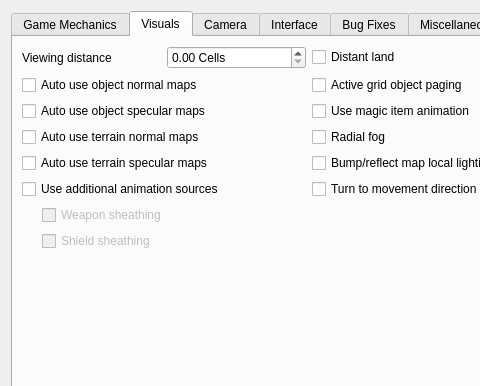
Qt form files/ui/advancedpage.ui (sunhawken/openmw) before a commit; both pictures show x 0 to 480 and y 0 to 386 of the 617 by 487 pixel window.
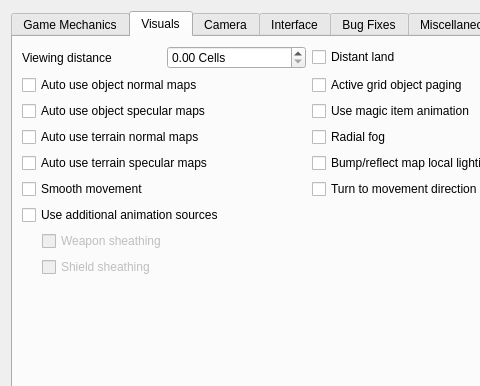
The same form after that commit. The open tabs and pages were chosen to show the change.

Commit message: Add "smooth movement" and "NPCs avoid collisions" settings to openmw-launcher and to the docs; update CHANGELOG.md.

```diff
--- a/files/ui/advancedpage.ui
+++ b/files/ui/advancedpage.ui
@@ -233,6 +233,16 @@
            </property>
           </widget>
          </item>
+         <item row="5" column="0">
+          <widget class="QCheckBox" name="smoothMovementCheckBox">
+           <property name="toolTip">
+            <string>&lt;html&gt;&lt;head/&gt;&lt;body&gt;&lt;p&gt;Makes NPCs and player movement more smooth. Recommended to use with "turn to movement direction" enabled.&lt;/p&gt;&lt;/body&gt;&lt;/html&gt;</string>
+           </property>
+           <property name="text">
+            <string>Smooth movement</string>
+           </property>
+          </widget>
+         </item>
          <item row="0" column="1">
           <widget class="QCheckBox" name="distantLandCheckBox">
            <property name="toolTip">
@@ -283,7 +293,7 @@
            </property>
           </widget>
          </item>
-         <item row="5" column="0">
+         <item row="6" column="0">
           <widget class="QCheckBox" name="animSourcesCheckBox">
            <property name="toolTip">
             <string>&lt;html&gt;&lt;head/&gt;&lt;body&gt;&lt;p&gt;Load per-group KF-files and skeleton files from Animations folder&lt;/p&gt;&lt;/body&gt;&lt;/html&gt;</string>
```
Left out of the diff: 10 changed lines with no effect on the pictures. The commit also changes 3 other files.
